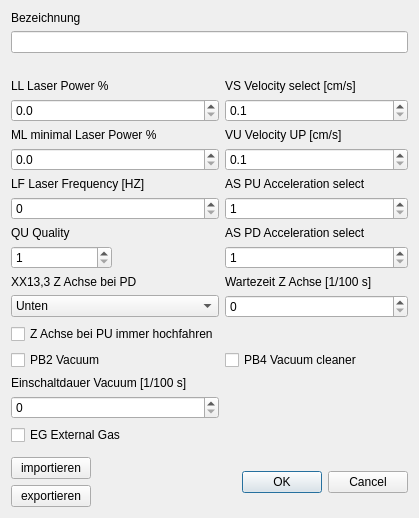
Old version of the form QT_Schnittparameter.ui in the repository hidbefra/PlotterWizard.
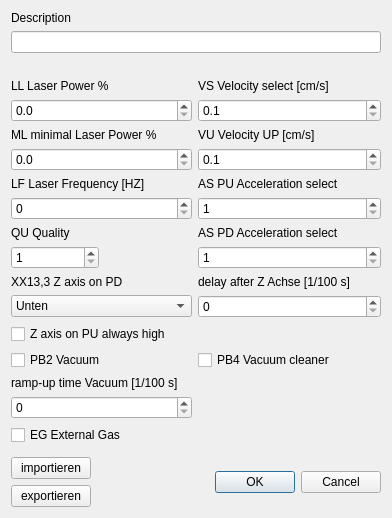
New version of the form.

Patch:
```diff
--- a/QT_Schnittparameter.ui
+++ b/QT_Schnittparameter.ui
@@ -173,14 +173,14 @@
      <item row="11" column="0" colspan="2">
       <widget class="QLabel" name="label_11">
        <property name="text">
-        <string>XX13,3 Z Achse bei PD</string>
+        <string>XX13,3 Z axis on PD</string>
        </property>
       </widget>
      </item>
      <item row="11" column="2">
       <widget class="QLabel" name="label_12">
        <property name="text">
-        <string>Wartezeit Z Achse [1/100 s]</string>
+        <string>delay after Z Achse [1/100 s]</string>
        </property>
       </widget>
      </item>
@@ -207,7 +207,7 @@
      <item row="13" column="0" colspan="2">
       <widget class="QCheckBox" name="checkBox_Z_Achse_hoch_bei_PU">
        <property name="text">
-        <string>Z Achse bei PU immer hochfahren</string>
+        <string>Z axis on PU always high</string>
        </property>
       </widget>
      </item>
@@ -244,7 +244,7 @@
      <item row="15" column="0" colspan="2">
       <widget class="QLabel" name="label_13">
        <property name="text">
-        <string>Einschaltdauer Vacuum [1/100 s]</string>
+        <string>ramp-up time Vacuum [1/100 s]</string>
        </property>
       </widget>
      </item>
@@ -277,7 +277,7 @@
      <item row="0" column="0" colspan="3">
       <widget class="QLabel" name="label_2">
        <property name="text">
-        <string>Bezeichnung</string>
+        <string>Description</string>
        </property>
       </widget>
      </item>
```
